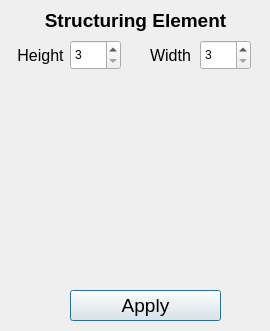
First picture: the form in GUI/structuringElementQwidget.ui, repository JianchengZh/learning-image-processing, before the edit.
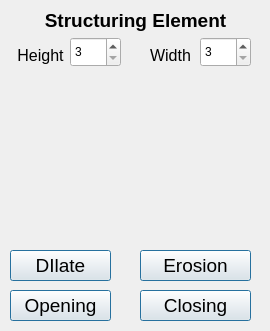
Second picture: the form after the edit.

Patch:
```diff
--- a/GUI/structuringElementQwidget.ui
+++ b/GUI/structuringElementQwidget.ui
@@ -16,9 +16,9 @@
   <widget class="QPushButton" name="pushButton">
    <property name="geometry">
     <rect>
-     <x>70</x>
-     <y>290</y>
-     <width>151</width>
+     <x>10</x>
+     <y>250</y>
+     <width>101</width>
      <height>31</height>
     </rect>
    </property>
@@ -28,7 +28,7 @@
     </font>
    </property>
    <property name="text">
-    <string>Apply</string>
+    <string>DIlate</string>
    </property>
    <property name="default">
     <bool>true</bool>
@@ -38,7 +38,7 @@
    <property name="geometry">
     <rect>
      <x>200</x>
-     <y>40</y>
+     <y>37</y>
      <width>51</width>
      <height>30</height>
     </rect>
@@ -59,10 +59,10 @@
   <widget class="QWidget" name="widgetTable" native="true">
    <property name="geometry">
     <rect>
-     <x>10</x>
-     <y>80</y>
-     <width>250</width>
-     <height>200</height>
+     <x>50</x>
+     <y>70</y>
+     <width>181</width>
+     <height>171</height>
     </rect>
    </property>
   </widget>
@@ -70,7 +70,7 @@
    <property name="geometry">
     <rect>
      <x>70</x>
-     <y>40</y>
+     <y>37</y>
      <width>51</width>
      <height>30</height>
     </rect>
@@ -157,6 +157,69 @@
     <set>Qt::AlignCenter</set>
    </property>
   </widget>
+  <widget class="QPushButton" name="pushButtonErosion">
+   <property name="geometry">
+    <rect>
+     <x>140</x>
+     <y>250</y>
+     <width>111</width>
+     <height>31</height>
+    </rect>
+   </property>
+   <property name="font">
+    <font>
+     <pointsize>14</pointsize>
+    </font>
+   </property>
+   <property name="text">
+    <string>Erosion</string>
+   </property>
+   <property name="default">
+    <bool>true</bool>
+   </property>
+  </widget>
+  <widget class="QPushButton" name="pushButtonOpening">
+   <property name="geometry">
+    <rect>
+     <x>10</x>
+     <y>290</y>
+     <width>101</width>
+     <height>31</height>
+    </rect>
+   </property>
+   <property name="font">
+    <font>
+     <pointsize>14</pointsize>
+    </font>
+   </property>
+   <property name="text">
+    <string>Opening</string>
+   </property>
+   <property name="default">
+    <bool>true</bool>
+   </property>
+  </widget>
+  <widget class="QPushButton" name="pushButtonClosing">
+   <property name="geometry">
+    <rect>
+     <x>140</x>
+     <y>290</y>
+     <width>111</width>
+     <height>31</height>
+    </rect>
+   </property>
+   <property name="font">
+    <font>
+     <pointsize>14</pointsize>
+    </font>
+   </property>
+   <property name="text">
+    <string>Closing</string>
+   </property>
+   <property name="default">
+    <bool>true</bool>
+   </property>
+  </widget>
  </widget>
  <resources/>
  <connections/>
```
Left out of the diff: 2 changed lines with no effect on the pictures.
